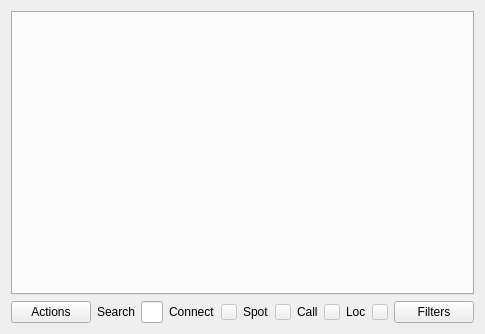
This is mqt/MqtLogger/clusterclientframe.ui in Rsclub22/Minos2-Mirror as Qt 5 draws it before an edit. The edited form follows.
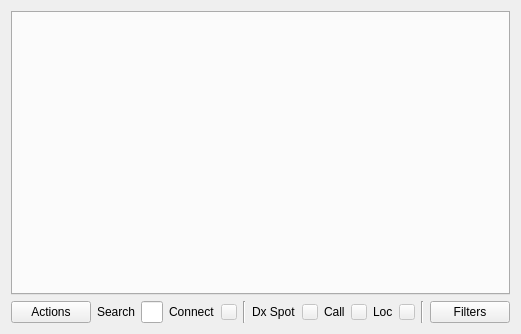
This is the edited form. Custom widgets are drawn as their Qt base class.

Commit message: add filter to spots menu to halt spots when mouse in menu frame

Patch:
```diff
--- a/mqt/MqtLogger/clusterclientframe.ui
+++ b/mqt/MqtLogger/clusterclientframe.ui
@@ -6,7 +6,7 @@
    <rect>
     <x>0</x>
     <y>0</y>
-    <width>477</width>
+    <width>503</width>
     <height>334</height>
    </rect>
   </property>
@@ -75,10 +75,17 @@
            </property>
           </widget>
          </item>
+         <item>
+          <widget class="Line" name="line">
+           <property name="orientation">
+            <enum>Qt::Vertical</enum>
+           </property>
+          </widget>
+         </item>
          <item>
           <widget class="QLabel" name="label_4">
            <property name="text">
-            <string>Spot</string>
+            <string>Dx Spot</string>
            </property>
           </widget>
          </item>
@@ -144,6 +151,13 @@
            </property>
           </widget>
          </item>
+         <item>
+          <widget class="Line" name="line_2">
+           <property name="orientation">
+            <enum>Qt::Vertical</enum>
+           </property>
+          </widget>
+         </item>
         </layout>
        </item>
        <item>
```
The commit also changes 2 other files.
